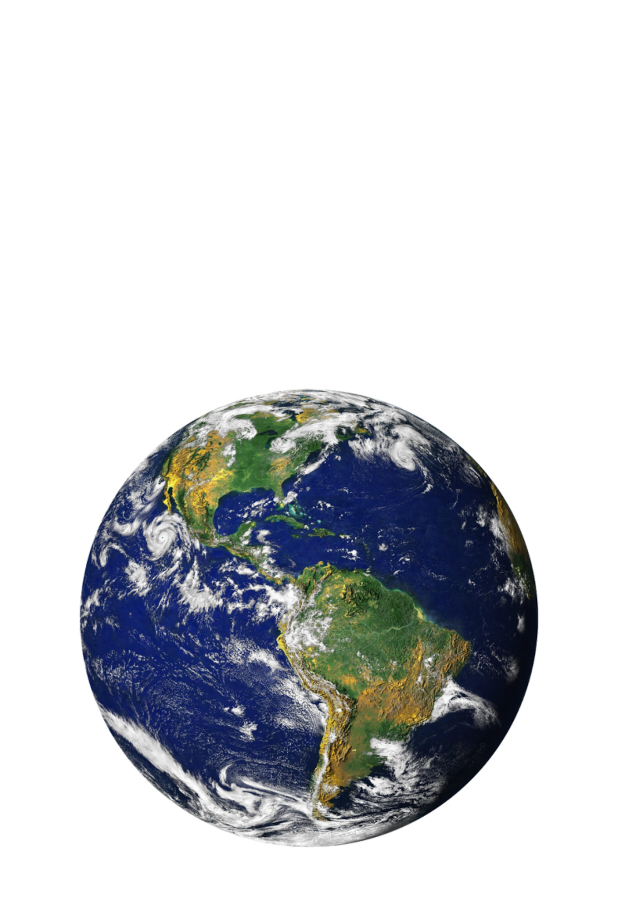
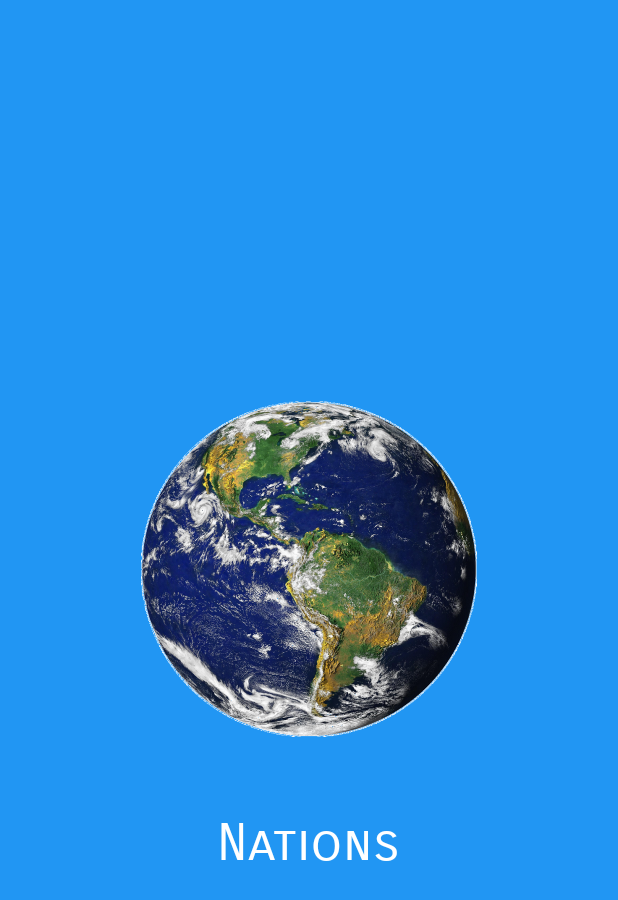
Before and after one commit to kamalakarrao/Nations, an Android app: the SplashScreen screen opened directly, with no data from a screen before it, on a phone screen of 412 x 824 dp. Shown: the top 900 px of the screen. Run offline under Robolectric (Android 15) with nearby library versions, the phone set to English and light mode, and no system bars; network calls fail.

Commit message:
Splash Screen with title & Blue Background

```diff
--- a/app/src/main/res/layout/activity_splash_screen.xml
+++ b/app/src/main/res/layout/activity_splash_screen.xml
@@ -3,18 +3,29 @@
     xmlns:app="http://schemas.android.com/apk/res-auto"
     xmlns:tools="http://schemas.android.com/tools"
     android:layout_width="match_parent"
-
     android:layout_height="match_parent"
+    android:background="#2196F3"
     android:gravity="center"
-    android:background="#ffffff"
-   >
+    android:orientation="vertical">
 
     <ImageView
+        android:id="@+id/world"
+        android:layout_width="300dp"
+        android:layout_height="300dp"
+        android:scaleType="centerCrop"
+        android:src="@drawable/world" />
+
+    <TextView
         android:layout_width="wrap_content"
         android:layout_height="wrap_content"
-        android:id="@+id/world"
-        android:src="@drawable/world"/>
+        android:layout_margin="12dp"
+        android:fontFamily="sans-serif-smallcaps"
+        android:text="Nations"
 
+        android:textColor="#ffffff"
+
+
+        android:textSize="34sp" />
 
 
 </LinearLayout>
```
